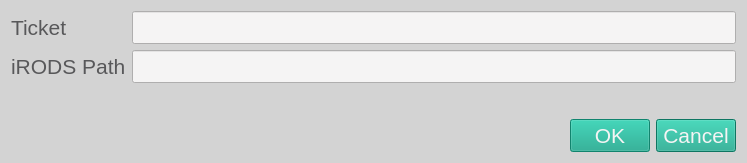
Before: the Qt Designer form ibridgesgui/ui_files/ticketSupply.ui in iBridges-for-iRODS/iBridges-GUI, drawn with Qt 5.
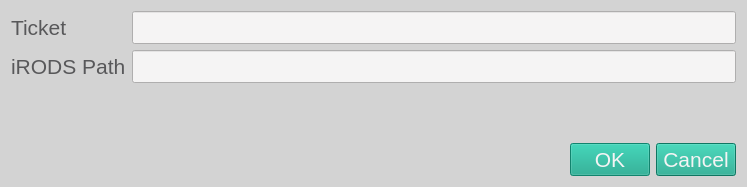
After: the same form once the commit is applied.

```diff
--- a/ibridgesgui/ui_files/ticketSupply.ui
+++ b/ibridgesgui/ui_files/ticketSupply.ui
@@ -7,7 +7,7 @@
     <x>0</x>
     <y>0</y>
     <width>747</width>
-    <height>142</height>
+    <height>187</height>
    </rect>
   </property>
   <property name="windowTitle">
@@ -53,14 +53,7 @@
   </property>
   <layout class="QVBoxLayout" name="verticalLayout">
    <item>
-    <layout class="QFormLayout" name="formLayout">
-     <item row="0" column="0">
-      <widget class="QLabel" name="label">
-       <property name="text">
-        <string>Ticket</string>
-       </property>
-      </widget>
-     </item>
+    <layout class="QGridLayout" name="gridLayout">
      <item row="1" column="0">
       <widget class="QLabel" name="label_2">
        <property name="text">
@@ -68,6 +61,13 @@
        </property>
       </widget>
      </item>
+     <item row="0" column="0">
+      <widget class="QLabel" name="label">
+       <property name="text">
+        <string>Ticket</string>
+       </property>
+      </widget>
+     </item>
      <item row="0" column="1">
       <widget class="QLineEdit" name="ticket_string"/>
      </item>
@@ -76,6 +76,19 @@
      </item>
     </layout>
    </item>
+   <item>
+    <spacer name="verticalSpacer">
+     <property name="orientation">
+      <enum>Qt::Vertical</enum>
+     </property>
+     <property name="sizeHint" stdset="0">
+      <size>
+       <width>20</width>
+       <height>40</height>
+      </size>
+     </property>
+    </spacer>
+   </item>
    <item>
     <widget class="QLabel" name="error_label">
      <property name="text">
@@ -83,6 +96,19 @@
      </property>
     </widget>
    </item>
+   <item>
+    <spacer name="verticalSpacer_2">
+     <property name="orientation">
+      <enum>Qt::Vertical</enum>
+     </property>
+     <property name="sizeHint" stdset="0">
+      <size>
+       <width>20</width>
+       <height>40</height>
+      </size>
+     </property>
+    </spacer>
+   </item>
    <item>
     <widget class="QDialogButtonBox" name="buttonBox">
      <property name="orientation">
```
